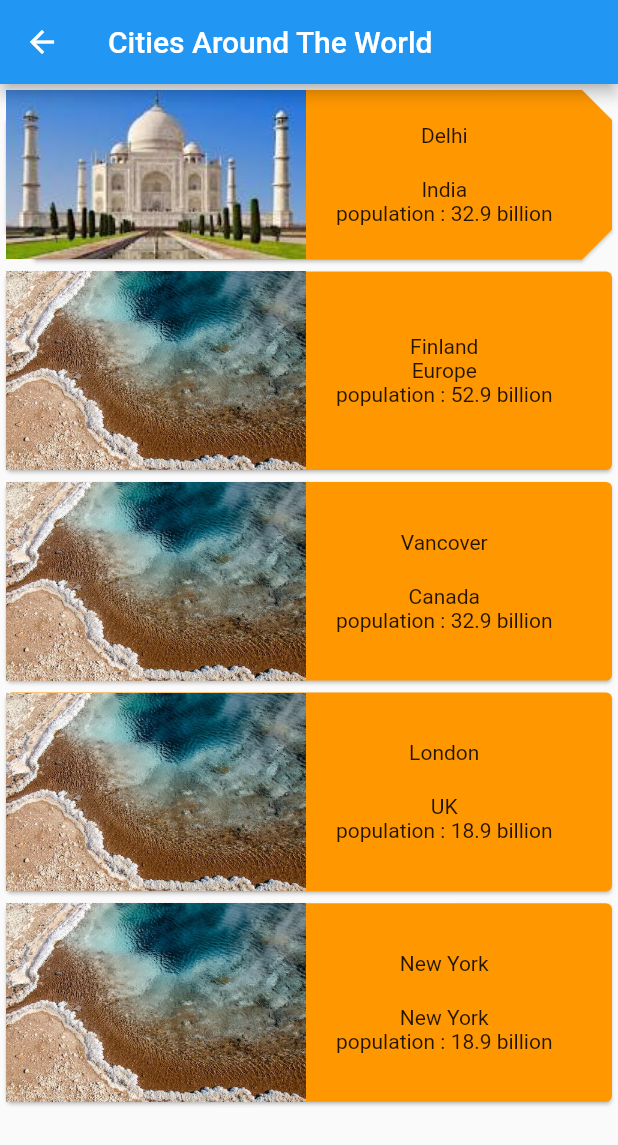
After one commit to saheedalima/assingnment_2, a Flutter app: the List_Ui screen opened directly, on a phone screen of 412 x 824 dp. The commit adds this screen. Shown: the top 1145 px of the screen. Run offline on Flutter 3.47's test engine with Material 2 defaults, Android fonts, the phone set to English and light mode, and no system bars; our stand-ins replace device_preview; missing offline and left inert: dart:js.

Commit message:
initial commit

```diff
--- /dev/null
+++ b/lib/List_Ui.dart
@@ -0,0 +1,148 @@
+import 'package:flutter/material.dart';
+
+class List_Ui extends StatelessWidget {
+  @override
+  Widget build(BuildContext context) {
+    return Scaffold(
+      appBar: AppBar(
+        title: const Text("Cities Around The World"),
+      ),
+      body: ListView(
+        children: [
+          Card(
+              shape: BeveledRectangleBorder(
+      borderRadius: BorderRadius.circular(20),
+    ),
+            color: Colors.orange,
+            child: Row(
+              children: [
+                Container(
+                  width: 200,
+                  decoration:
+                      BoxDecoration(
+                          borderRadius: BorderRadius.circular(50)),
+                  child: Image.asset("assets/icons/img_3.png",fit: BoxFit.fill,),
+
+                ),
+                const SizedBox(
+                  width: 20,
+                ),
+                Column(
+                  children: const [
+                    Text("Delhi"),
+                    SizedBox(height: 20),
+                    Text("India"),
+                    Text("population : 32.9 billion")
+                  ],
+                )
+              ],
+            ),
+          ),
+          Card(
+            color: Colors.orange,
+            child: Row(
+              children: [
+                Container(
+                  decoration:
+                      BoxDecoration(
+                          borderRadius: BorderRadius.circular(20)),
+                  child: Image.asset("assets/icons/img_2.png",fit: BoxFit.fill,),
+                  width: 200,
+                ),
+                const SizedBox(
+                  width: 20,
+                ),
+                Column(
+                  children: const [
+                    Text("Finland"),
+                    SizedBox(width: 20,),
+                    Text("Europe"),
+                    Text("population : 52.9 billion")
+                  ],
+                )
+              ],
+            ),
+          ),
+          Card(
+            color: Colors.orange,
+            child: Row(
+              children: [
+                Container(
+                  decoration:
+                      BoxDecoration(borderRadius: BorderRadius.circular(20)),
+                  child: Image.asset("assets/icons/img_2.png",fit: BoxFit.fill,),
+                  width: 200,
+                ),
+                const SizedBox(
+                  width: 20,
+
+                ),
+                Column(
+                  children: const [
+                    Text("Vancover"),
+                    SizedBox(height: 20),
+                    Text("Canada"),
+                    Text("population : 32.9 billion")
+                  ],
+                )
+              ],
+            ),
+          ),
+          Card(
+            color: Colors.orange,
+            child: Row(
+              children: [
+                Container(
+                  decoration:
+                      BoxDecoration(borderRadius: BorderRadius.circular(20)),
+                  child: Image.asset("assets/icons/img_2.png"),
+                  width: 200,
+
+                ),
+                const SizedBox(
+                  width: 20,
+
+                ),
+                Column(
+                  children: const [
+                    Text("London"),
+                    SizedBox(height: 20),
+                    Text("UK"),
+                    Text("population : 18.9 billion")
+                  ],
+                )
+              ],
+            ),
+          ),
+          Card(
+             color: Colors.orange,
+            child: Row(
+              children: [
+
+                Container(
+                  decoration:
+                      BoxDecoration(borderRadius: BorderRadius.circular(20)),
+                  child: Image.asset("assets/icons/img_2.png"),
+                  width: 200,
+
+                ),
+                const SizedBox(
+                  width: 20,
+
+                ),
+                Column(
+                  children: const [
+                    Text("New York"),
+                    SizedBox(height: 20),
+                    Text("New York"),
+                    Text("population : 18.9 billion")
+                  ],
+                )
+              ],
+            ),
+          )
+        ],
+      ),
+    );
+  }
+}
```
Also changed, not shown: lib/Bottom_Navigation_Bar.dart (added, +22 -0 lines), lib/Bottom_Sheet.dart (added, +20 -0 lines), lib/Hotel_Details_Ui.dart (added, +102 -0 lines), lib/Splash.dart (+4 -3 lines), assets/icons/delhi.png (added), assets/icons/img.png, assets/icons/img_1.png (added), assets/icons/img_2.png (added), assets/icons/img_3.png (added), assets/icons/login_icon.png (deleted), assets/icons/newyork.png (added).
